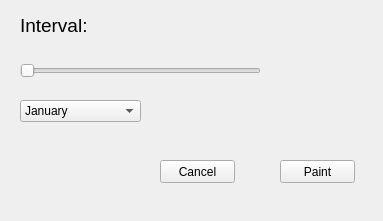
Above: src/histogram.ui from davidfoerster/VisualAnalytics before the change. Below: the same form after it.
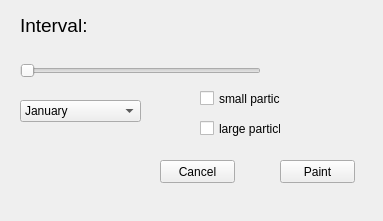
That is the form after the change.

Commit message: Separate Darstellung small/large (Aufgabe 2) Filtern der Darstellung in Intervalle (Aufgabe 3)

Patch:
```diff
--- a/src/histogram.ui
+++ b/src/histogram.ui
@@ -150,6 +150,38 @@
     </property>
    </item>
   </widget>
+  <widget class="QCheckBox" name="checkBoxSmall">
+   <property name="enabled">
+    <bool>true</bool>
+   </property>
+   <property name="geometry">
+    <rect>
+     <x>200</x>
+     <y>90</y>
+     <width>81</width>
+     <height>17</height>
+    </rect>
+   </property>
+   <property name="text">
+    <string>small particle</string>
+   </property>
+   <property name="checked">
+    <bool>false</bool>
+   </property>
+  </widget>
+  <widget class="QCheckBox" name="checkBoxLarge">
+   <property name="geometry">
+    <rect>
+     <x>200</x>
+     <y>120</y>
+     <width>81</width>
+     <height>17</height>
+    </rect>
+   </property>
+   <property name="text">
+    <string>large particle</string>
+   </property>
+  </widget>
  </widget>
  <resources/>
  <connections/>
```
The commit also changes 2 other files.
